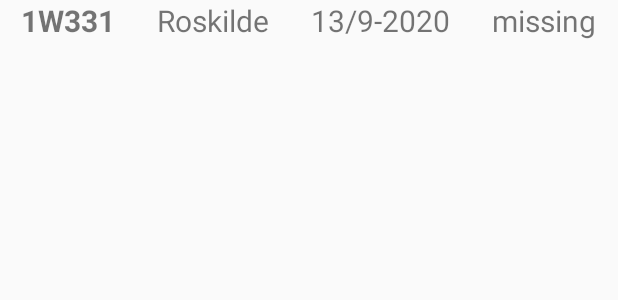
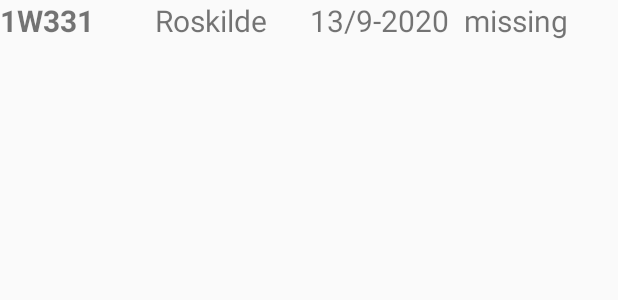
Before and after one commit to ande202d/BicycleFinder, an Android app: the layout rv_bike_row.xml on its own in the app's theme, with its tools: preview values and no code run, on a phone screen of 412 x 824 dp. Shown: the top 300 px of the screen. Run offline under Robolectric (Android 15) with nearby library versions, the phone set to English and light mode, and no system bars.

Commit message:
skole 28/9 v1

```diff
--- a/app/src/main/res/layout/rv_bike_row.xml
+++ b/app/src/main/res/layout/rv_bike_row.xml
@@ -6,36 +6,36 @@
 
     <TextView
         android:id="@+id/rvBikeRowFrameNumber"
-        android:layout_width="wrap_content"
+        android:layout_width="match_parent"
         android:layout_height="wrap_content"
         android:text="1W331"
         android:textStyle="bold"
         android:layout_weight="1"
-        android:gravity="center"
+        android:gravity="left"
         android:textSize="20sp"/>
     <TextView
         android:id="@+id/rvBikeRowPlace"
-        android:layout_width="wrap_content"
+        android:layout_width="match_parent"
         android:layout_height="wrap_content"
         android:text="Roskilde"
         android:layout_weight="1"
-        android:gravity="center"
+        android:gravity="left"
         android:textSize="20sp"/>
     <TextView
         android:id="@+id/rvBikeRowDate"
-        android:layout_width="wrap_content"
+        android:layout_width="match_parent"
         android:layout_height="wrap_content"
         android:text="13/9-2020"
         android:layout_weight="1"
-        android:gravity="center"
+        android:gravity="left"
         android:textSize="20sp"/>
     <TextView
         android:id="@+id/rvBikeRowMissing"
-        android:layout_width="wrap_content"
+        android:layout_width="match_parent"
         android:layout_height="wrap_content"
         android:text="missing"
         android:layout_weight="1"
-        android:gravity="center"
+        android:gravity="left"
         android:textSize="20sp"/>
 
 </LinearLayout>
```
Also changed, not shown: app/src/main/java/com/example/bicyclefinder/RESTService.java (+4 -3 lines), app/src/main/java/com/example/bicyclefinder/User.java (added, +53 -0 lines).
